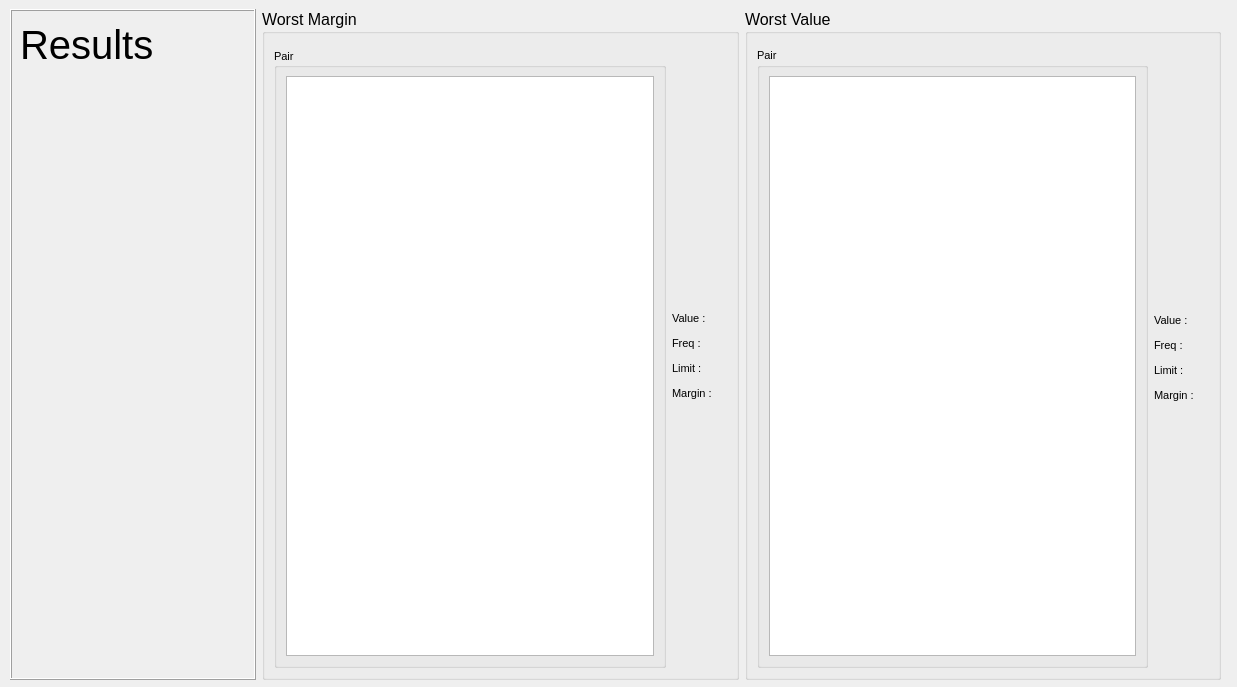
Qt form snpanalyzer/gui/ui/ParameterWidget.ui (Belden-Montreal/SNP-Cable-Analyser) before a commit.
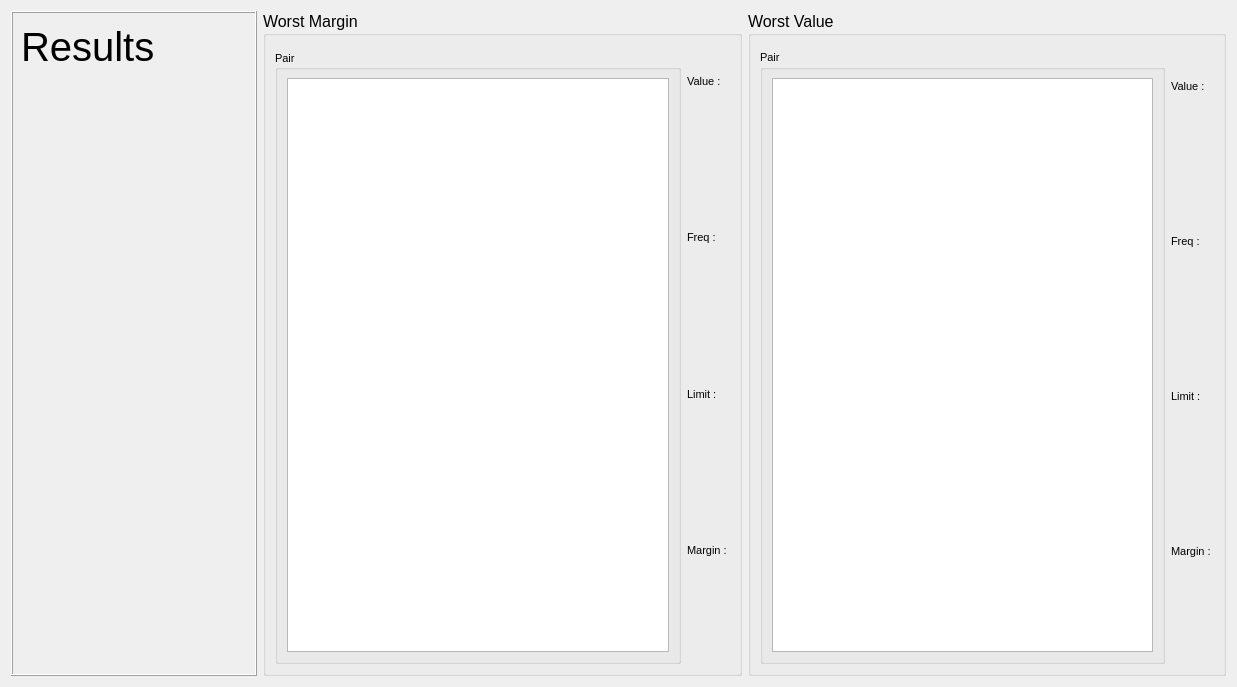
The same form after that commit.

Patch:
```diff
--- a/snpanalyzer/gui/ui/ParameterWidget.ui
+++ b/snpanalyzer/gui/ui/ParameterWidget.ui
@@ -13,16 +13,15 @@
   <property name="windowTitle">
    <string>ParameterWidget</string>
   </property>
-  <widget class="QWidget" name="">
-   <property name="geometry">
-    <rect>
-     <x>10</x>
-     <y>9</y>
-     <width>1211</width>
-     <height>671</height>
-    </rect>
-   </property>
-   <layout class="QVBoxLayout" name="verticalLayout">
+  <layout class="QVBoxLayout" name="verticalLayout_7">
+   <item>
+    <layout class="QVBoxLayout" name="verticalLayout_3"/>
+   </item>
+   <item>
+    <layout class="QVBoxLayout" name="canvasLayout">
+     <property name="sizeConstraint">
+      <enum>QLayout::SetDefaultConstraint</enum>
+     </property>
     <item>
      <layout class="QHBoxLayout" name="horizontalLayout_2">
       <item>
@@ -113,7 +112,7 @@
         </property>
         <layout class="QHBoxLayout" name="horizontalLayout_5">
          <item>
-          <layout class="QHBoxLayout" name="horizontalLayout">
+           <layout class="QVBoxLayout" name="verticalLayout_4">
            <property name="topMargin">
             <number>5</number>
            </property>
@@ -144,17 +143,20 @@
           </layout>
          </item>
          <item>
-          <layout class="QFormLayout" name="formLayout_3">
-           <property name="fieldGrowthPolicy">
-            <enum>QFormLayout::AllNonFixedFieldsGrow</enum>
-           </property>
-           <property name="formAlignment">
-            <set>Qt::AlignLeading|Qt::AlignLeft|Qt::AlignVCenter</set>
-           </property>
-           <property name="verticalSpacing">
-            <number>12</number>
-           </property>
-           <item row="0" column="1">
+           <layout class="QVBoxLayout" name="verticalLayout_5">
+            <item>
+             <widget class="QLabel" name="label_2">
+              <property name="font">
+               <font>
+                <pointsize>8</pointsize>
+               </font>
+              </property>
+              <property name="text">
+               <string>Value :</string>
+              </property>
+             </widget>
+            </item>
+            <item>
             <widget class="QLabel" name="marginValueLabel">
              <property name="font">
               <font>
@@ -166,7 +168,7 @@
              </property>
             </widget>
            </item>
-           <item row="1" column="0">
+            <item>
             <widget class="QLabel" name="label_3">
              <property name="font">
               <font>
@@ -178,7 +180,7 @@
              </property>
             </widget>
            </item>
-           <item row="1" column="1">
+            <item>
             <widget class="QLabel" name="marginFreqLabel">
              <property name="font">
               <font>
@@ -190,7 +192,7 @@
              </property>
             </widget>
            </item>
-           <item row="2" column="0">
+            <item>
             <widget class="QLabel" name="label_4">
              <property name="font">
               <font>
@@ -202,7 +204,7 @@
              </property>
             </widget>
            </item>
-           <item row="2" column="1">
+            <item>
             <widget class="QLabel" name="marginLimitLabel">
              <property name="font">
               <font>
@@ -214,7 +216,7 @@
              </property>
             </widget>
            </item>
-           <item row="3" column="0">
+            <item>
             <widget class="QLabel" name="label_5">
              <property name="font">
               <font>
@@ -226,7 +228,7 @@
              </property>
             </widget>
            </item>
-           <item row="3" column="1">
+            <item>
             <widget class="QLabel" name="marginLabel">
              <property name="font">
               <font>
@@ -238,18 +240,6 @@
              </property>
             </widget>
            </item>
-           <item row="0" column="0">
-            <widget class="QLabel" name="label_2">
-             <property name="font">
-              <font>
-               <pointsize>8</pointsize>
-              </font>
-             </property>
-             <property name="text">
-              <string>Value :</string>
-             </property>
-            </widget>
-           </item>
           </layout>
          </item>
         </layout>
@@ -295,14 +285,8 @@
             </widget>
            </item>
            <item>
-            <layout class="QFormLayout" name="formLayout_4">
-             <property name="formAlignment">
-              <set>Qt::AlignLeading|Qt::AlignLeft|Qt::AlignVCenter</set>
-             </property>
-             <property name="verticalSpacing">
-              <number>12</number>
-             </property>
-             <item row="0" column="0">
+             <layout class="QVBoxLayout" name="verticalLayout_6">
+              <item>
               <widget class="QLabel" name="label_6">
                <property name="font">
                 <font>
@@ -314,7 +298,7 @@
                </property>
               </widget>
              </item>
-             <item row="0" column="1">
+              <item>
               <widget class="QLabel" name="worstValueLabel">
                <property name="font">
                 <font>
@@ -326,7 +310,7 @@
                </property>
               </widget>
              </item>
-             <item row="1" column="0">
+              <item>
               <widget class="QLabel" name="label_7">
                <property name="font">
                 <font>
@@ -338,7 +322,7 @@
                </property>
               </widget>
              </item>
-             <item row="1" column="1">
+              <item>
               <widget class="QLabel" name="worstFreqLabel">
                <property name="font">
                 <font>
@@ -350,7 +334,7 @@
                </property>
               </widget>
              </item>
-             <item row="2" column="0">
+              <item>
               <widget class="QLabel" name="label_8">
                <property name="font">
                 <font>
@@ -362,7 +346,7 @@
                </property>
               </widget>
              </item>
-             <item row="2" column="1">
+              <item>
               <widget class="QLabel" name="worstLimitLabel">
                <property name="font">
                 <font>
@@ -374,7 +358,7 @@
                </property>
               </widget>
              </item>
-             <item row="3" column="0">
+              <item>
               <widget class="QLabel" name="label_9">
                <property name="font">
                 <font>
@@ -386,7 +370,7 @@
                </property>
               </widget>
              </item>
-             <item row="3" column="1">
+              <item>
               <widget class="QLabel" name="worstMarginLabel">
                <property name="font">
                 <font>
@@ -408,7 +392,8 @@
      </layout>
     </item>
    </layout>
-  </widget>
+   </item>
+  </layout>
  </widget>
  <resources/>
  <connections/>
```
Lines whose indentation alone changed are shown as unchanged.
